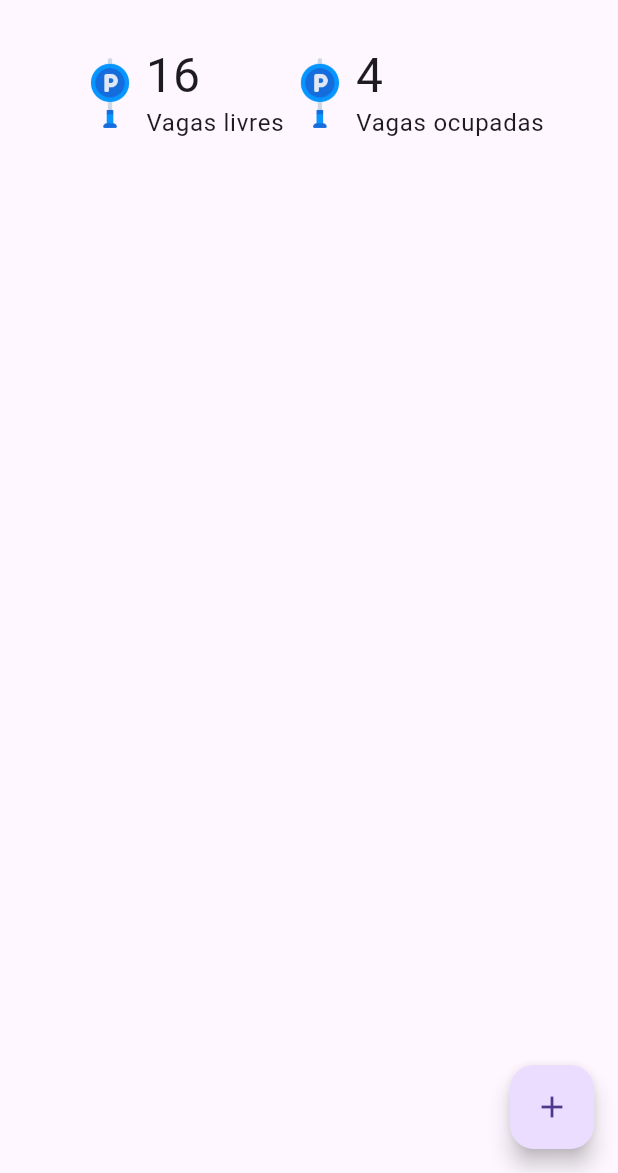
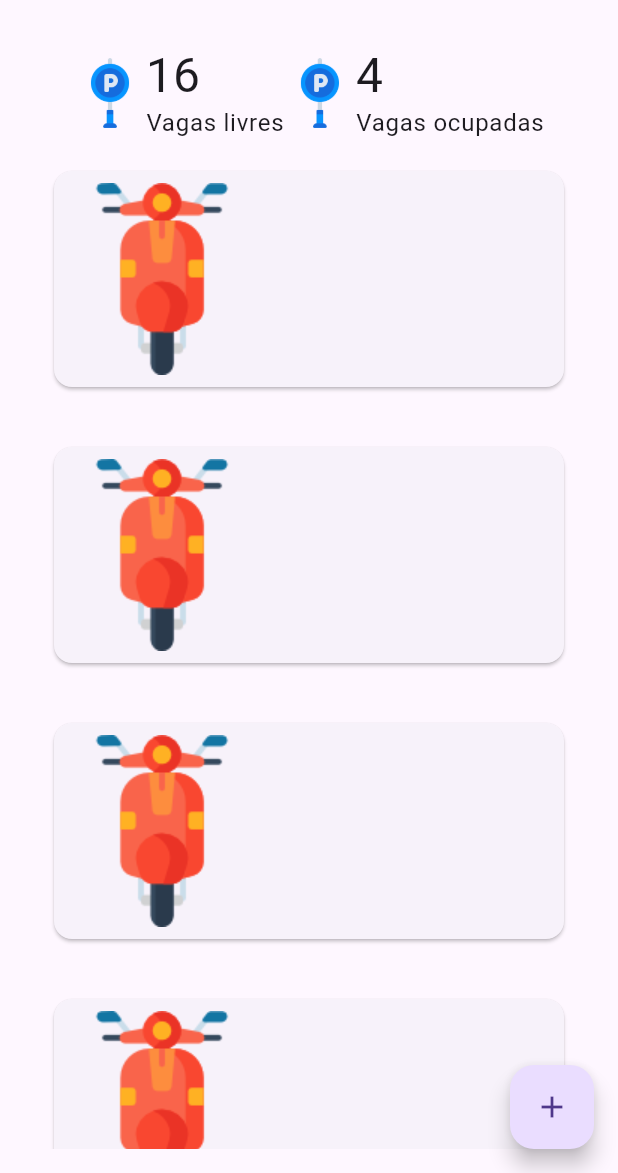
Before and after one commit to ProfessorAndersonChoren/appII_morning_juca_rio_grande, a Flutter app: the screen it shows after launch, on a phone screen of 412 x 824 dp, the part 63-1236 px from its top. Run offline on Flutter 3.47's test engine with Material 3 defaults, Android fonts, the phone set to English and light mode, and no system bars.

Commit message:
Projeto Parking - Lista de tickets

```diff
--- /dev/null
+++ b/parking/lib/model/ticket.dart
@@ -0,0 +1,29 @@
+// ignore_for_file: public_member_api_docs, sort_constructors_first
+import 'package:flutter/material.dart';
+
+import 'package:parking/model/vacancy.dart';
+import 'package:parking/model/vehicle.dart';
+
+class Ticket {
+  int? id;
+  int number;
+  Vacancy vacancy;
+  Vehicle vehicle;
+  TimeOfDay entryTime;
+  TimeOfDay? departureTime;
+  double? amount;
+
+  Ticket({
+    this.id,
+    required this.number,
+    required this.vacancy,
+    required this.vehicle,
+    required this.entryTime,
+    this.departureTime,
+    this.amount,
+  }) {
+    if (vacancy.vehicleType != vehicle.vehicleType) {
+      throw ArgumentError('Veículo incompatível com a vaga!!!');
+    }
+  }
+}
--- /dev/null
+++ b/parking/lib/model/vacancy.dart
@@ -0,0 +1,13 @@
+import 'package:parking/model/vehicle_type.dart';
+
+class Vacancy {
+  int number;
+  String description;
+  VehicleType vehicleType;
+
+  Vacancy({
+    required this.number,
+    required this.description,
+    required this.vehicleType,
+  });
+}
--- /dev/null
+++ b/parking/lib/model/vehicle.dart
@@ -0,0 +1,21 @@
+import 'package:parking/model/vehicle_type.dart';
+
+class Vehicle {
+  String licensePlate;
+  String brand;
+  String model;
+  VehicleType vehicleType;
+  String? color;
+  int? yearOfManufactory;
+  int? yearOfModel;
+
+  Vehicle({
+    required this.licensePlate,
+    required this.brand,
+    required this.model,
+    required this.vehicleType,
+    this.color,
+    this.yearOfManufactory,
+    this.yearOfModel,
+  });
+}
--- /dev/null
+++ b/parking/lib/model/vehicle_type.dart
@@ -0,0 +1,4 @@
+enum VehicleType {
+  motorcycle,
+  car,
+}
--- /dev/null
+++ b/parking/lib/screens/home/components/ticket_card.dart
@@ -0,0 +1,29 @@
+import 'package:flutter/material.dart';
+import 'package:parking/model/ticket.dart';
+
+class TicketCard extends StatelessWidget {
+  final Ticket ticket;
+  const TicketCard({
+    super.key,
+    required this.ticket,
+  });
+
+  @override
+  Widget build(BuildContext context) {
+    return Padding(
+      padding: const EdgeInsets.all(16),
+      child: Card(
+        child: Padding(
+          padding: const EdgeInsets.all(8),
+          child: Row(
+            children: [
+              Image.asset(
+                'assets/motorcycle.png',
+              ),
+            ],
+          ),
+        ),
+      ),
+    );
+  }
+}
--- a/parking/lib/screens/home/home.dart
+++ b/parking/lib/screens/home/home.dart
@@ -1,4 +1,9 @@
 import 'package:flutter/material.dart';
+import 'package:parking/model/ticket.dart';
+import 'package:parking/model/vacancy.dart';
+import 'package:parking/model/vehicle.dart';
+import 'package:parking/model/vehicle_type.dart';
+import 'package:parking/screens/home/components/ticket_card.dart';
 import 'package:parking/screens/home/components/vacancy_component.dart';
 import 'package:parking/screens/shared/custom_appbar.dart';
 
@@ -7,6 +12,24 @@ class Home extends StatelessWidget {
 
   @override
   Widget build(BuildContext context) {
+    var vacancy = Vacancy(
+      number: 1,
+      description: 'Vaga 0001',
+      vehicleType: VehicleType.motorcycle,
+    );
+    var vehicle = Vehicle(
+      licensePlate: 'IUK-4645',
+      brand: 'Yamaha',
+      model: 'YBR-125',
+      vehicleType: VehicleType.motorcycle,
+    );
+    var ticket = Ticket(
+      number: 124,
+      vacancy: vacancy,
+      vehicle: vehicle,
+      entryTime: TimeOfDay.now(),
+    );
+
     return Scaffold(
       appBar: customAppBar('Parking Control'),
       floatingActionButton: FloatingActionButton(
@@ -15,11 +38,11 @@ class Home extends StatelessWidget {
           Icons.add,
         ),
       ),
-      body: const Padding(
-        padding: EdgeInsets.all(16),
+      body: Padding(
+        padding: const EdgeInsets.all(16),
         child: Column(
           children: [
-            Row(
+            const Row(
               mainAxisAlignment: MainAxisAlignment.center,
               children: [
                 VacancyComponent(
@@ -32,6 +55,12 @@ class Home extends StatelessWidget {
                 ),
               ],
             ),
+            Expanded(
+              child: ListView.builder(
+                itemCount: 4,
+                itemBuilder: (context, index) => TicketCard(ticket: ticket),
+              ),
+            ),
           ],
         ),
       ),
```
